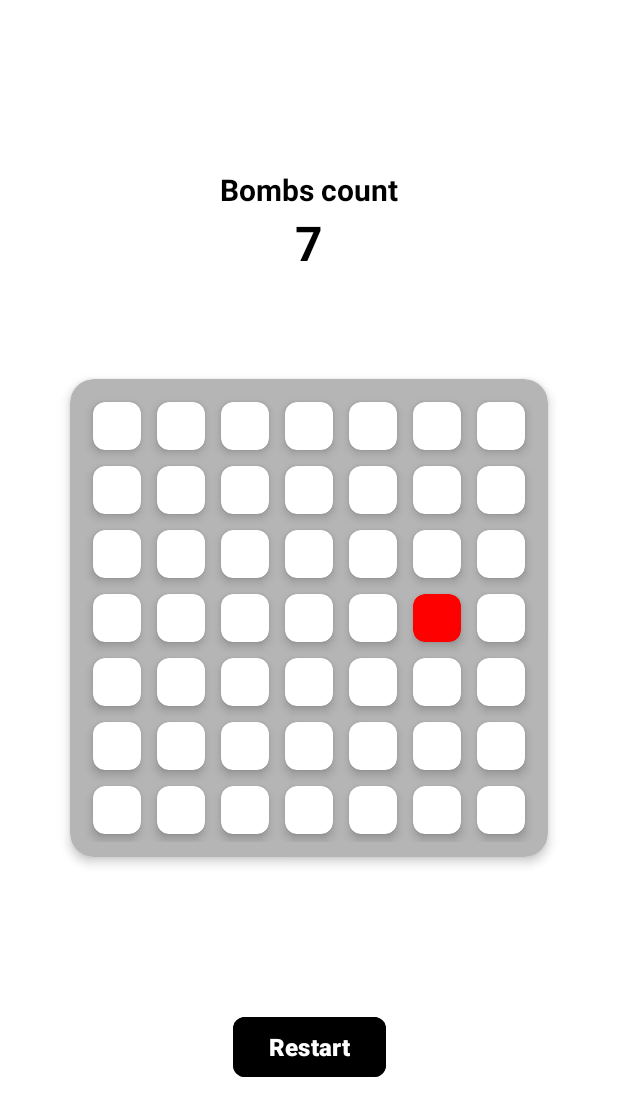
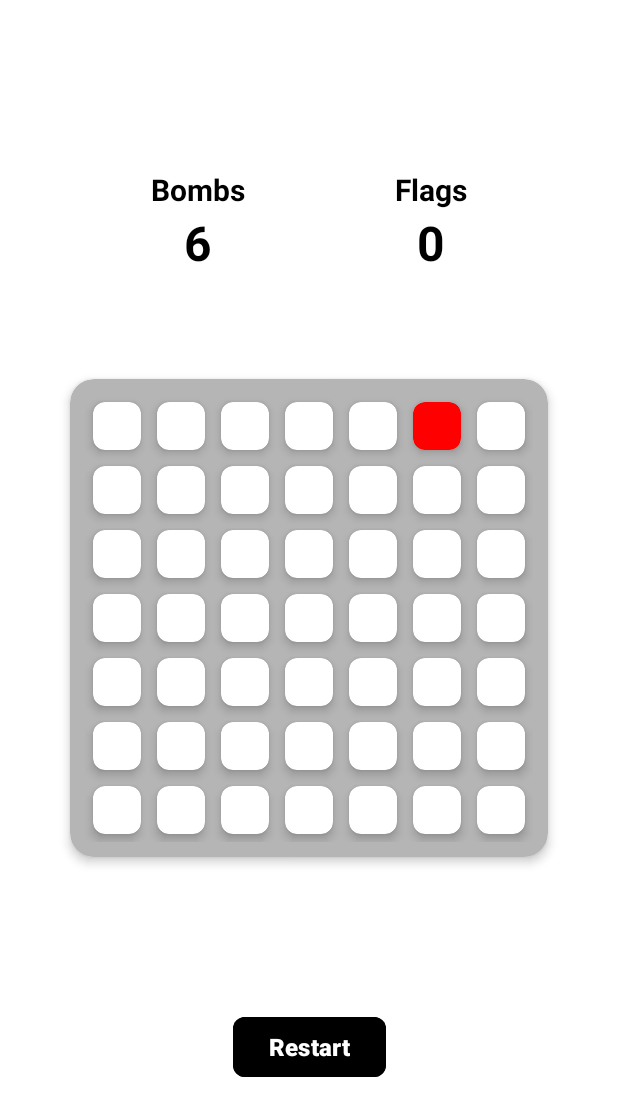
Before and after one commit to chsrdev/AndroidMinesweeper, an Android app: the screen it shows after launch (MainActivity), after a tap on "10", on a phone screen of 412 x 824 dp. Shown: the top 1116 px of the screen. Run offline under Robolectric (Android 15) with nearby library versions, the phone set to English and light mode, and no system bars.

Commit message:
Add lost ability (when clicked on mine u cannot click on other cards)

```diff
--- a/app/src/main/java/dev/chsr/minesweeper/MainActivity.java
+++ b/app/src/main/java/dev/chsr/minesweeper/MainActivity.java
@@ -3,6 +3,7 @@ package dev.chsr.minesweeper;
 import android.animation.ObjectAnimator;
 import android.os.Bundle;
 import android.os.Handler;
+import android.util.Log;
 import android.util.Pair;
 import android.view.LayoutInflater;
 import android.view.View;
@@ -20,7 +21,8 @@ import java.util.Random;
 public class MainActivity extends AppCompatActivity {
     final int rows = 7;
     final int columns = 7;
-    final int bombCount = 1;
+    final int bombCount = 6;
+    int flagCount = 0;
     int[][] minefield = new int[rows][columns];
     int[] bombCountColor = {
             0xAAAAAAAA,
@@ -38,6 +40,8 @@ public class MainActivity extends AppCompatActivity {
 
     GridLayout gridLayout;
     Button restartButton;
+    TextView bombsCountTextView;
+    TextView flagsTextView;
 
     LayoutInflater layoutInflater;
 
@@ -49,8 +53,15 @@ public class MainActivity extends AppCompatActivity {
         layoutInflater = LayoutInflater.from(this);
         gridLayout = findViewById(R.id.grid);
         restartButton = findViewById(R.id.restartBtn);
-        restartButton.setOnClickListener(view -> {
-            for (int i = 0; i < rows * columns - 1; i++) {
+        restartButton.setOnClickListener(view -> restartGame());
+        flagsTextView = findViewById(R.id.flags);
+        bombsCountTextView = findViewById(R.id.bombsCount);
+        bombsCountTextView.setText(String.valueOf(bombCount));
+        initGame();
+    }
+
+    private void restartGame() {
+        for (int i = 0; i < rows * columns; i++) {
             CardView card = (CardView) gridLayout.getChildAt(i);
             View text = card.findViewById(R.id.mine_text);
             View flag = card.findViewById(R.id.flagImage);
@@ -71,21 +82,28 @@ public class MainActivity extends AppCompatActivity {
             }
         }
         new Handler().postDelayed(this::initGame, 200);
-        });
-        initGame();
+    }
+
+    void lostGame() {
+        for (int i = 0; i < rows*columns; i++) {
+            gridLayout.getChildAt(i).setOnClickListener(view -> {});
+            gridLayout.getChildAt(i).setOnLongClickListener(view -> {return true;});
+        }
     }
 
     void openCard(int y, int x, int depthLevel, List<Integer> visited) {
         if (minefield[y][x] == 9) return;
+        if (minefield[y][x] < 0) return;
+        if (minefield[y][x] == 10) lostGame();
         int cardPos = y * columns + x;
 
         if (visited.contains(cardPos)) return;
         visited.add(cardPos);
 
         CardView card = (CardView) gridLayout.getChildAt(cardPos);
-        if (card.findViewById(R.id.mine_text).getAlpha() == 1) return;
         card.setOnClickListener(_v -> {
         });
+        card.setOnLongClickListener(_v -> true);
 
         ObjectAnimator rotateY = ObjectAnimator.ofFloat(card, "rotationY", 0f, 180f);
         ObjectAnimator animator = minefield[y][x] == 10
@@ -97,6 +115,8 @@ public class MainActivity extends AppCompatActivity {
         animator.setStartDelay(depthLevel * 300L + 400);
         rotateY.start();
         animator.start();
+
+        minefield[y][x] = -minefield[y][x];
 
         if (minefield[y][x] == 0) {
             new Handler().postDelayed(() -> {
@@ -114,12 +134,15 @@ public class MainActivity extends AppCompatActivity {
     void setFlag(int y, int x) {
         int cardPos = y * columns + x;
         View card = gridLayout.getChildAt(cardPos);
-        if (card.findViewById(R.id.mine_text).getAlpha() == 1) return;
         View flag = card.findViewById(R.id.flagImage);
-        if (flag.getAlpha() == 1) {
+
+        if (minefield[y][x] == 9)
             minefield[y][x] = bombs.contains(new Pair<>(y, x)) ? 10 : calculateAround(y, x);
-        } else {
+        else {
             minefield[y][x] = 9;
+            flagCount++;
+            flagsTextView.setText(String.valueOf(flagCount));
+            flagCount = 0;
         }
         ObjectAnimator fadeIn = ObjectAnimator.ofFloat(flag, "alpha", flag.getAlpha(), Math.abs(flag.getAlpha() - 1));
         fadeIn.setDuration(250);
@@ -160,6 +183,7 @@ public class MainActivity extends AppCompatActivity {
     void initField() {
         isGameStarted = true;
         Random random = new Random();
+        bombs = new ArrayList<>();
         for (int y = 0; y < rows; y++) {
             for (int x = 0; x < columns; x++) {
                 minefield[y][x] = 0;
@@ -171,9 +195,9 @@ public class MainActivity extends AppCompatActivity {
             while (minefield[y][x] == 10) {
                 y = random.nextInt(rows);
                 x = random.nextInt(columns);
-                bombs.add(new Pair<>(y, x));
             }
             minefield[y][x] = 10;
+            bombs.add(new Pair<>(y, x));
         }
     }
 
--- a/app/src/main/res/layout/activity_main.xml
+++ b/app/src/main/res/layout/activity_main.xml
@@ -10,12 +10,12 @@
         android:id="@+id/bombsCountTitle"
         android:layout_width="wrap_content"
         android:layout_height="wrap_content"
-        android:text="@string/bombs_count"
+        android:text="@string/bombs"
         android:textColor="@color/black"
         android:textSize="20sp"
         android:textStyle="bold"
         app:layout_constraintBottom_toTopOf="@id/gridCardView"
-        app:layout_constraintEnd_toEndOf="parent"
+        app:layout_constraintEnd_toStartOf="@id/flagsTitle"
         app:layout_constraintStart_toStartOf="parent"
         app:layout_constraintTop_toTopOf="parent" />
 
@@ -25,11 +25,34 @@
         android:layout_height="wrap_content"
         android:textColor="@color/black"
         android:textSize="32sp"
-        android:text="7"
         android:textStyle="bold"
+        app:layout_constraintEnd_toEndOf="@id/bombsCountTitle"
+        app:layout_constraintStart_toStartOf="@id/bombsCountTitle"
+        app:layout_constraintTop_toBottomOf="@id/bombsCountTitle" />
+    <TextView
+        android:id="@+id/flagsTitle"
+        android:layout_width="wrap_content"
+        android:layout_height="wrap_content"
+        android:text="@string/flags"
+        android:textColor="@color/black"
+        android:textSize="20sp"
+        android:textStyle="bold"
+        app:layout_constraintBottom_toTopOf="@id/gridCardView"
         app:layout_constraintEnd_toEndOf="parent"
-        app:layout_constraintStart_toStartOf="parent"
-        app:layout_constraintTop_toBottomOf="@id/bombsCountTitle" />
+        app:layout_constraintStart_toEndOf="@id/bombsCountTitle"
+        app:layout_constraintTop_toTopOf="parent" />
+
+    <TextView
+        android:id="@+id/flags"
+        android:layout_width="wrap_content"
+        android:layout_height="wrap_content"
+        android:textColor="@color/black"
+        android:textSize="32sp"
+        android:text="0"
+        android:textStyle="bold"
+        app:layout_constraintEnd_toEndOf="@id/flagsTitle"
+        app:layout_constraintStart_toStartOf="@id/flagsTitle"
+        app:layout_constraintTop_toBottomOf="@id/flagsTitle" />
 
     <androidx.cardview.widget.CardView
         android:id="@+id/gridCardView"
--- a/app/src/main/res/layout/card.xml
+++ b/app/src/main/res/layout/card.xml
@@ -16,10 +16,10 @@
             android:id="@+id/flagImage"
             android:layout_width="match_parent"
             android:layout_height="match_parent"
+            android:layout_gravity="center"
             android:layout_margin="3dp"
-            android:layout_gravity="center"
+            android:alpha="0"
             android:rotationY="180"
-            android:alpha="0"
             android:src="@drawable/flag" />
 
         <TextView
--- a/app/src/main/res/values/strings.xml
+++ b/app/src/main/res/values/strings.xml
@@ -1,5 +1,6 @@
 <resources>
     <string name="app_name">Minesweeper</string>
     <string name="restart">Restart</string>
-    <string name="bombs_count">Bombs count</string>
+    <string name="bombs">Bombs</string>
+    <string name="flags">Flags</string>
 </resources>
```
Lines whose indentation alone changed are shown as unchanged.
